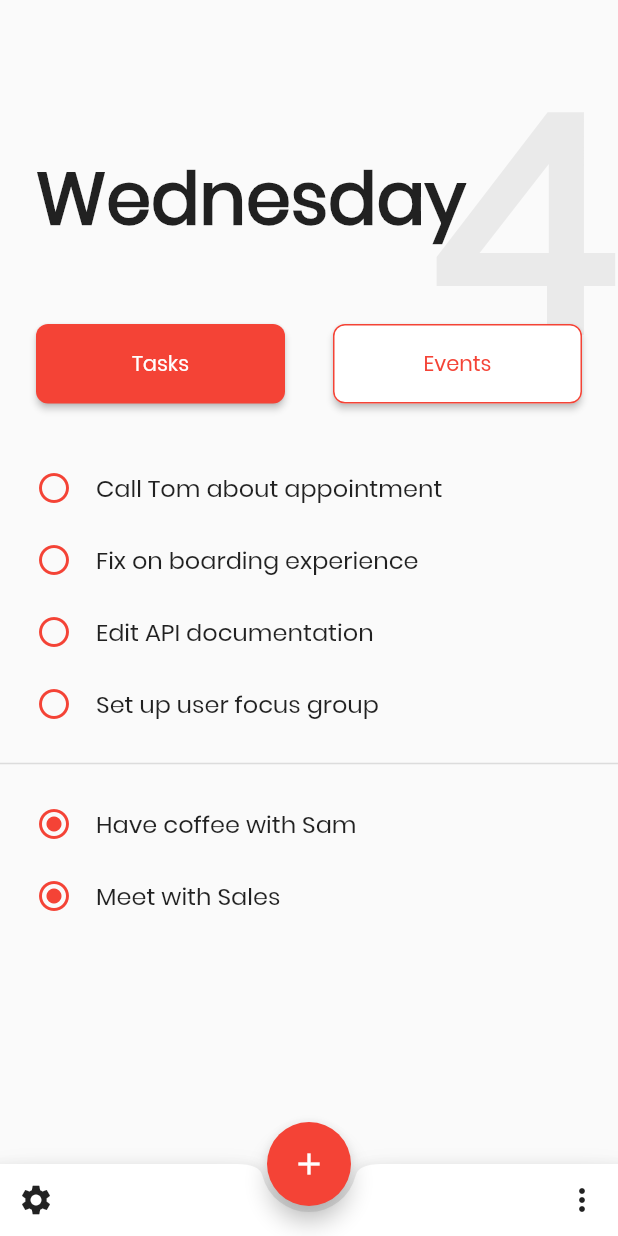
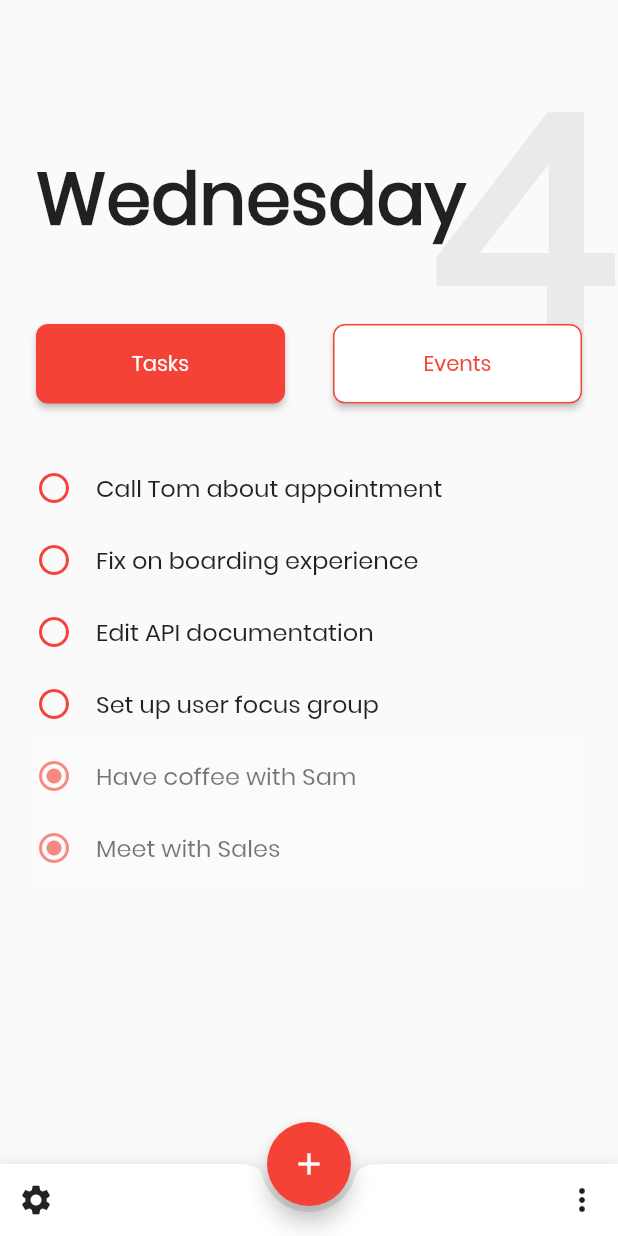
Before and after one commit to sidsbrmnn/todo_app, a Flutter app: the screen it shows after launch, on a phone screen of 412 x 824 dp. Run offline on Flutter 3.47's test engine with Material 2 defaults, Android fonts, the phone set to English and light mode, and no system bars.

Commit message:
Separating tasks page #7

```diff
--- a/lib/main.dart
+++ b/lib/main.dart
@@ -1,4 +1,5 @@
 import 'package:flutter/material.dart';
+import 'package:todo_app/pages/tasks_page.dart';
 
 void main() => runApp(MyApp());
 
@@ -87,78 +88,10 @@ class _MyHomePageState extends State<MyHomePage> {
           padding: const EdgeInsets.all(24.0),
           child: _renderButtons(),
         ),
-        Padding(
-          padding: const EdgeInsets.symmetric(horizontal: 24.0, vertical: 8.0),
-          child: Column(
-            children: <Widget>[
-              _buildUncompletedTask('Call Tom about appointment'),
-              _buildUncompletedTask('Fix on boarding experience'),
-              _buildUncompletedTask('Edit API documentation'),
-              _buildUncompletedTask('Set up user focus group')
-            ],
-          ),
-        ),
-        Divider(
-          thickness: 1,
-        ),
-        Padding(
-          padding: const EdgeInsets.symmetric(horizontal: 24.0, vertical: 8.0),
-          child: Column(
-            children: <Widget>[
-              _buildCompletedTask('Have coffee with Sam'),
-              _buildCompletedTask('Meet with Sales')
-            ],
-          ),
+        Expanded(
+          child: TasksPage(),
         )
       ],
-    );
-  }
-
-  Widget _buildUncompletedTask(String text) {
-    return Padding(
-      padding: const EdgeInsets.symmetric(vertical: 12.0),
-      child: Row(
-        mainAxisAlignment: MainAxisAlignment.start,
-        crossAxisAlignment: CrossAxisAlignment.center,
-        children: <Widget>[
-          Icon(
-            Icons.radio_button_unchecked,
-            color: Theme.of(context).accentColor,
-            size: 24.0,
-          ),
-          SizedBox(
-            width: 16.0,
-          ),
-          Text(
-            text,
-            style: TextStyle(fontSize: 16.0),
-          )
-        ],
-      ),
-    );
-  }
-
-  Widget _buildCompletedTask(String text) {
-    return Padding(
-      padding: const EdgeInsets.symmetric(vertical: 12.0),
-      child: Row(
-        mainAxisAlignment: MainAxisAlignment.start,
-        crossAxisAlignment: CrossAxisAlignment.center,
-        children: <Widget>[
-          Icon(
-            Icons.radio_button_checked,
-            color: Theme.of(context).accentColor,
-            size: 24.0,
-          ),
-          SizedBox(
-            width: 16.0,
-          ),
-          Text(
-            text,
-            style: TextStyle(fontSize: 16.0),
-          )
-        ],
-      ),
     );
   }
 
--- /dev/null
+++ b/lib/pages/tasks_page.dart
@@ -0,0 +1,88 @@
+import 'package:flutter/material.dart';
+
+class Task {
+  final String task;
+  final bool isComplete;
+
+  Task({this.task, this.isComplete});
+}
+
+final List<Task> _taskList = [
+  new Task(task: 'Call Tom about appointment', isComplete: false),
+  new Task(task: 'Fix on boarding experience', isComplete: false),
+  new Task(task: 'Edit API documentation', isComplete: false),
+  new Task(task: 'Set up user focus group', isComplete: false),
+  new Task(task: 'Have coffee with Sam', isComplete: true),
+  new Task(task: 'Meet with Sales', isComplete: true)
+];
+
+class TasksPage extends StatefulWidget {
+  @override
+  _TasksPageState createState() => _TasksPageState();
+}
+
+class _TasksPageState extends State<TasksPage> {
+  @override
+  Widget build(BuildContext context) {
+    return ListView.builder(
+      padding: const EdgeInsets.symmetric(horizontal: 24.0, vertical: 8.0),
+      itemCount: _taskList.length,
+      itemBuilder: (BuildContext context, int index) {
+        return _taskList[index].isComplete
+            ? _taskComplete(_taskList[index].task)
+            : _taskIncomplete(_taskList[index].task);
+      },
+    );
+  }
+
+  Widget _taskComplete(String text) {
+    return Container(
+      foregroundDecoration: BoxDecoration(color: Color(0x60FDFDFD)),
+      child: Padding(
+        padding: const EdgeInsets.symmetric(vertical: 12.0),
+        child: Row(
+          mainAxisAlignment: MainAxisAlignment.start,
+          crossAxisAlignment: CrossAxisAlignment.center,
+          children: <Widget>[
+            Icon(
+              Icons.radio_button_checked,
+              color: Theme.of(context).accentColor,
+              size: 24.0,
+            ),
+            SizedBox(
+              width: 16.0,
+            ),
+            Text(
+              text,
+              style: TextStyle(fontSize: 16.0),
+            )
+          ],
+        ),
+      ),
+    );
+  }
+
+  Widget _taskIncomplete(String text) {
+    return Padding(
+      padding: const EdgeInsets.symmetric(vertical: 12.0),
+      child: Row(
+        mainAxisAlignment: MainAxisAlignment.start,
+        crossAxisAlignment: CrossAxisAlignment.center,
+        children: <Widget>[
+          Icon(
+            Icons.radio_button_unchecked,
+            color: Theme.of(context).accentColor,
+            size: 24.0,
+          ),
+          SizedBox(
+            width: 16.0,
+          ),
+          Text(
+            text,
+            style: TextStyle(fontSize: 16.0),
+          )
+        ],
+      ),
+    );
+  }
+}
```
